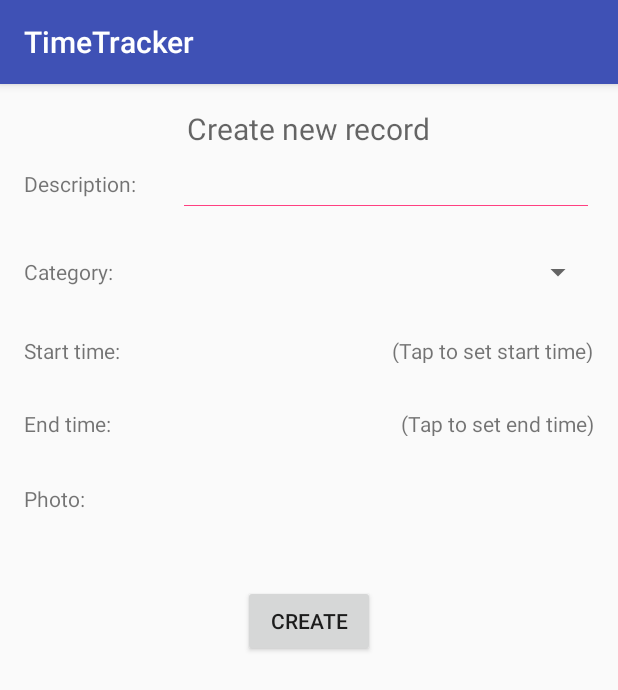
After one commit to lena15n/mobilki-3-lab, an Android app: the CreateRecordActivity screen opened directly, with no data from a screen before it, on a phone screen of 412 x 824 dp. The commit adds this screen. Shown: the top 690 px of the screen. Run offline under Robolectric (Android 15) with nearby library versions, the phone set to English and light mode, and no system bars.

Commit message:
Add CreateRecordActivity

```diff
--- a/TimeTracker/app/src/main/AndroidManifest.xml
+++ b/TimeTracker/app/src/main/AndroidManifest.xml
@@ -20,6 +20,8 @@
         </activity>
         <activity android:name=".ShowRecordActivity">
         </activity>
+        <activity android:name=".CreateRecordActivity">
+        </activity>
     </application>
 
 </manifest>
--- /dev/null
+++ b/TimeTracker/app/src/main/java/com/lena/timetracker/CreateRecordActivity.java
@@ -0,0 +1,13 @@
+package com.lena.timetracker;
+
+import android.support.v7.app.AppCompatActivity;
+import android.os.Bundle;
+
+public class CreateRecordActivity extends AppCompatActivity {
+
+    @Override
+    protected void onCreate(Bundle savedInstanceState) {
+        super.onCreate(savedInstanceState);
+        setContentView(R.layout.activity_create_record);
+    }
+}
--- a/TimeTracker/app/src/main/java/com/lena/timetracker/TimeTrackerDbHelper.java
+++ b/TimeTracker/app/src/main/java/com/lena/timetracker/TimeTrackerDbHelper.java
@@ -6,9 +6,9 @@ import android.database.sqlite.SQLiteOpenHelper;
 
 import static com.lena.timetracker.TimeTrackerContract.Category.SQL_CREATE_CATEGORY;
 import static com.lena.timetracker.TimeTrackerContract.Category.SQL_DELETE_CATEGORY;
+import static com.lena.timetracker.TimeTrackerContract.Category.SQL_INSERT_BASIC_CATEGORIES;
 import static com.lena.timetracker.TimeTrackerContract.DATABASE_NAME;
 import static com.lena.timetracker.TimeTrackerContract.DATABASE_VERSION;
-import static com.lena.timetracker.TimeTrackerContract.FeedEntry.SQL_CREATE_ENTRIES;
 import static com.lena.timetracker.TimeTrackerContract.Photo.SQL_CREATE_PHOTO;
 import static com.lena.timetracker.TimeTrackerContract.Photo.SQL_DELETE_PHOTO;
 import static com.lena.timetracker.TimeTrackerContract.Record.SQL_CREATE_RECORD;
@@ -22,10 +22,11 @@ public class TimeTrackerDbHelper extends SQLiteOpenHelper {
         super(context, DATABASE_NAME, null, DATABASE_VERSION);
     }
     public void onCreate(SQLiteDatabase db) {
-        db.execSQL(SQL_CREATE_ENTRIES);
         db.execSQL(SQL_CREATE_CATEGORY);
         db.execSQL(SQL_CREATE_RECORD);
         db.execSQL(SQL_CREATE_PHOTO);
+
+        db.execSQL(SQL_INSERT_BASIC_CATEGORIES);
     }
     public void onUpgrade(SQLiteDatabase db, int oldVersion, int newVersion) {
         // This database is only a cache for online data, so its upgrade policy is
--- /dev/null
+++ b/TimeTracker/app/src/main/res/layout/activity_create_record.xml
@@ -0,0 +1,177 @@
+<?xml version="1.0" encoding="utf-8"?>
+<RelativeLayout
+    xmlns:android="http://schemas.android.com/apk/res/android"
+    xmlns:tools="http://schemas.android.com/tools"
+    android:id="@+id/activity_create_record"
+    android:layout_width="match_parent"
+    android:layout_height="match_parent"
+    android:paddingBottom="@dimen/activity_vertical_margin"
+    android:paddingLeft="@dimen/activity_horizontal_margin"
+    android:paddingRight="@dimen/activity_horizontal_margin"
+    android:paddingTop="@dimen/activity_vertical_margin"
+    tools:context="com.lena.timetracker.CreateRecordActivity">
+
+    <ScrollView xmlns:android="http://schemas.android.com/apk/res/android"
+                android:id="@+id/ScrollView01"
+                android:layout_width="fill_parent"
+                android:layout_height="fill_parent">
+
+        <RelativeLayout
+            android:layout_width="match_parent"
+            android:layout_height="wrap_content"
+            android:orientation="vertical">
+
+            <TextView
+                android:id="@+id/create_header_textview"
+                style="@style/FontHeader"
+                android:layout_width="wrap_content"
+                android:layout_height="wrap_content"
+                android:layout_centerHorizontal="true"
+                android:text="@string/create_record"/>
+
+            <RelativeLayout
+                android:id="@+id/layout1"
+                android:layout_width="match_parent"
+                android:layout_height="wrap_content"
+                android:layout_marginTop="20dp"
+                android:paddingBottom="16dp">
+
+                <TextView
+                    android:id="@+id/create_record_desc_textview"
+                    android:layout_width="wrap_content"
+                    android:layout_height="wrap_content"
+                    android:layout_centerVertical="true"
+                    android:labelFor="@+id/meeting_name_edittext"
+                    android:paddingEnd="8dp"
+                    android:text="@string/record_description"/>
+
+                <EditText
+                    android:id="@+id/create_record_desc_edittext"
+                    android:layout_width="wrap_content"
+                    android:layout_height="wrap_content"
+                    android:layout_alignParentEnd="true"
+                    android:layout_centerVertical="true"
+                    android:ems="13"
+                    android:inputType="textMultiLine"/>
+
+            </RelativeLayout>
+
+
+            <RelativeLayout
+                android:id="@+id/layout2"
+                android:layout_width="match_parent"
+                android:layout_height="wrap_content"
+                android:layout_below="@id/layout1"
+                android:paddingTop="16dp"
+                android:paddingBottom="16dp"
+                >
+
+                <TextView
+                    android:id="@+id/create_record_category_textview"
+                    android:layout_width="wrap_content"
+                    android:layout_height="wrap_content"
+                    android:layout_centerVertical="true"
+                    android:paddingEnd="8dp"
+                    android:text="@string/record_category"/>
+
+                <Spinner
+                    android:id="@+id/create_record_category_spinner"
+                    android:layout_width="wrap_content"
+                    android:layout_height="wrap_content"
+                    android:layout_alignParentEnd="true"
+                    android:layout_centerVertical="true"
+                    android:ems="13"/>
+
+            </RelativeLayout>
+
+
+            <RelativeLayout
+                android:id="@+id/layout3"
+                android:layout_width="match_parent"
+                android:layout_height="wrap_content"
+                android:layout_below="@id/layout2"
+                android:paddingBottom="16dp">
+
+                <TextView
+                    android:id="@+id/create_record_start_textview"
+                    android:layout_width="wrap_content"
+                    android:layout_height="wrap_content"
+                    android:layout_centerVertical="true"
+                    android:paddingEnd="8dp"
+                    android:text="@string/record_start"/>
+
+                <TextView
+                    android:id="@+id/create_record_set_start_textview"
+                    android:layout_width="wrap_content"
+                    android:layout_height="wrap_content"
+                    android:layout_alignParentEnd="true"
+                    android:layout_centerVertical="true"
+                    android:layout_marginBottom="13dp"
+                    android:text="@string/record_tap_to_set_start"/>
+
+            </RelativeLayout>
+
+
+            <RelativeLayout
+                android:id="@+id/layout4"
+                android:layout_width="wrap_content"
+                android:layout_height="wrap_content"
+                android:layout_below="@id/layout3"
+                android:paddingBottom="16dp">
+
+                <TextView
+                    android:id="@+id/create_record_end_textview"
+                    android:layout_width="wrap_content"
+                    android:layout_height="wrap_content"
+                    android:layout_centerVertical="true"
+                    android:paddingEnd="8dp"
+                    android:text="@string/record_end"/>
+
+                <TextView
+                    android:id="@+id/create_record_set_end_textview"
+                    android:layout_width="wrap_content"
+                    android:layout_height="wrap_content"
+                    android:layout_alignParentEnd="true"
+                    android:layout_centerVertical="true"
+                    android:layout_marginBottom="13dp"
+                    android:text="@string/record_tap_to_set_end"/>
+
+            </RelativeLayout>
+
+
+            <RelativeLayout
+                android:id="@+id/layout5"
+                android:layout_width="wrap_content"
+                android:layout_height="wrap_content"
+                android:layout_alignParentStart="false"
+                android:layout_below="@+id/layout4"
+                android:paddingTop="16dp"
+                android:paddingBottom="16dp">
+
+                <TextView
+                    android:id="@+id/create_record_photo_textview"
+                    android:layout_width="wrap_content"
+                    android:layout_height="wrap_content"
+                    android:layout_centerVertical="true"
+                    android:labelFor="@+id/meeting_priority_spinner"
+                    android:paddingEnd="8dp"
+                    android:text="@string/record_photo"/>
+
+
+            </RelativeLayout>
+
+            <Button
+                android:id="@+id/create_record_button"
+                android:layout_width="wrap_content"
+                android:layout_height="wrap_content"
+                android:layout_below="@id/layout5"
+                android:layout_centerHorizontal="true"
+                android:layout_marginTop="32dp"
+                android:layout_marginBottom="32dp"
+                android:text="@string/create_record_button"/>
+
+        </RelativeLayout>
+    </ScrollView>
+
+
+</RelativeLayout>
--- a/TimeTracker/app/src/main/res/values/strings.xml
+++ b/TimeTracker/app/src/main/res/values/strings.xml
@@ -1,6 +1,21 @@
 <resources>
     <string name="app_name">TimeTracker</string>
-    <string name="action_settings">Settings</string>
+    <string name="action_the_most_frequent">The most frequent activities</string>
+    <string name="action_the_biggest_total_time">The biggest total time of all categories</string>
+    <string name="action_total_time_by_selected_categories">The biggest total time by selected categories</string>
+    <string name="action_total_time">The total time of all categories</string>
 
-    <string name="main_header">Settings</string>
+    <string name="main_header">Statistics</string>
+
+    <string name="create_record">Create new record</string>
+    <string name="create_record_button">Create</string>
+
+    <string name="record_description">Description: </string>
+    <string name="record_category">Category: </string>
+    <string name="record_start">Start time: </string>
+    <string name="record_end">End time: </string>
+    <string name="record_tap_to_set_start">(Tap to set start time)</string>
+    <string name="record_tap_to_set_end">(Tap to set end time)</string>
+    <string name="record_photo">Photo: </string>
+
 </resources>
--- a/TimeTracker/app/src/main/res/values/styles.xml
+++ b/TimeTracker/app/src/main/res/values/styles.xml
@@ -17,4 +17,8 @@
 
     <style name="AppTheme.PopupOverlay" parent="ThemeOverlay.AppCompat.Light"/>
 
+    <style name="FontHeader" parent="@android:style/TextAppearance.Small">
+        <item name="android:textSize">20sp</item>
+    </style>
+
 </resources>
```
Also changed, not shown: TimeTracker/app/src/main/java/com/lena/timetracker/MainActivity.java (+16 -9 lines), TimeTracker/app/src/main/java/com/lena/timetracker/TimeTrackerContract.java (+22 -16 lines), TimeTracker/app/src/main/res/drawable/ic_add_white_24px.xml (added, +9 -0 lines), TimeTracker/app/src/main/res/layout/activity_main.xml (+11 -0 lines), TimeTracker/app/src/main/res/menu/menu_main.xml (+4 -4 lines).
